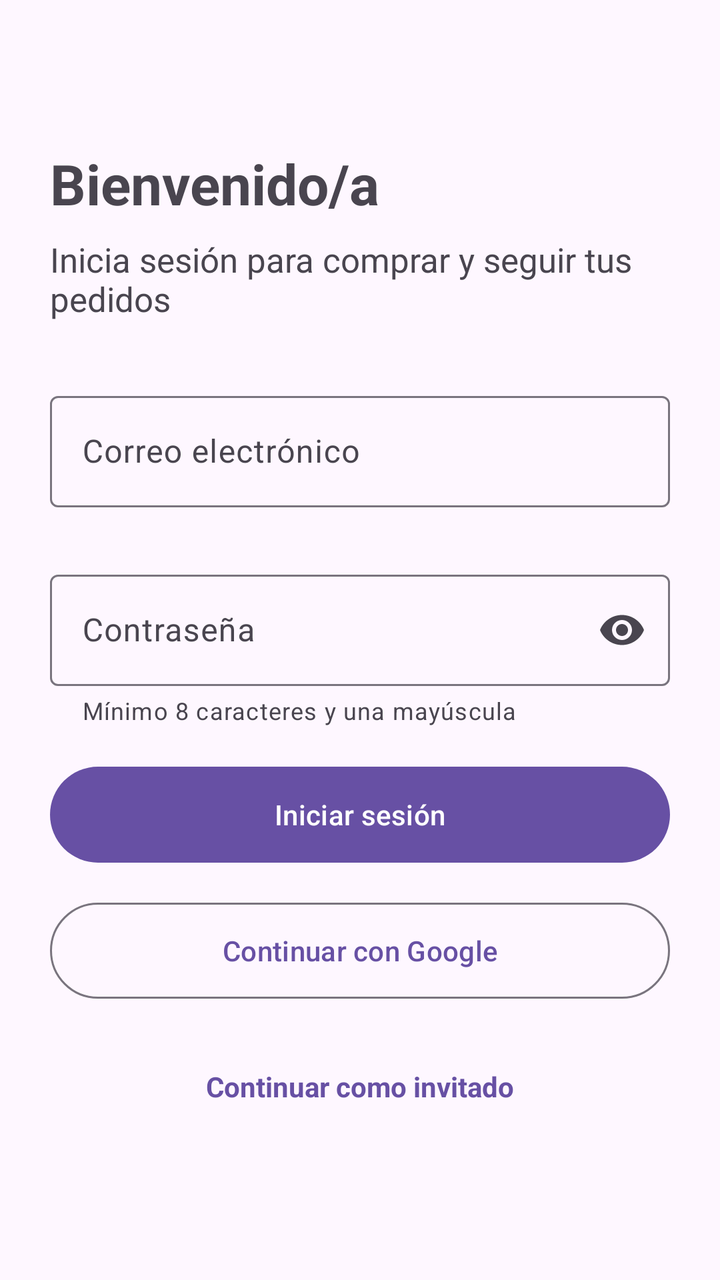
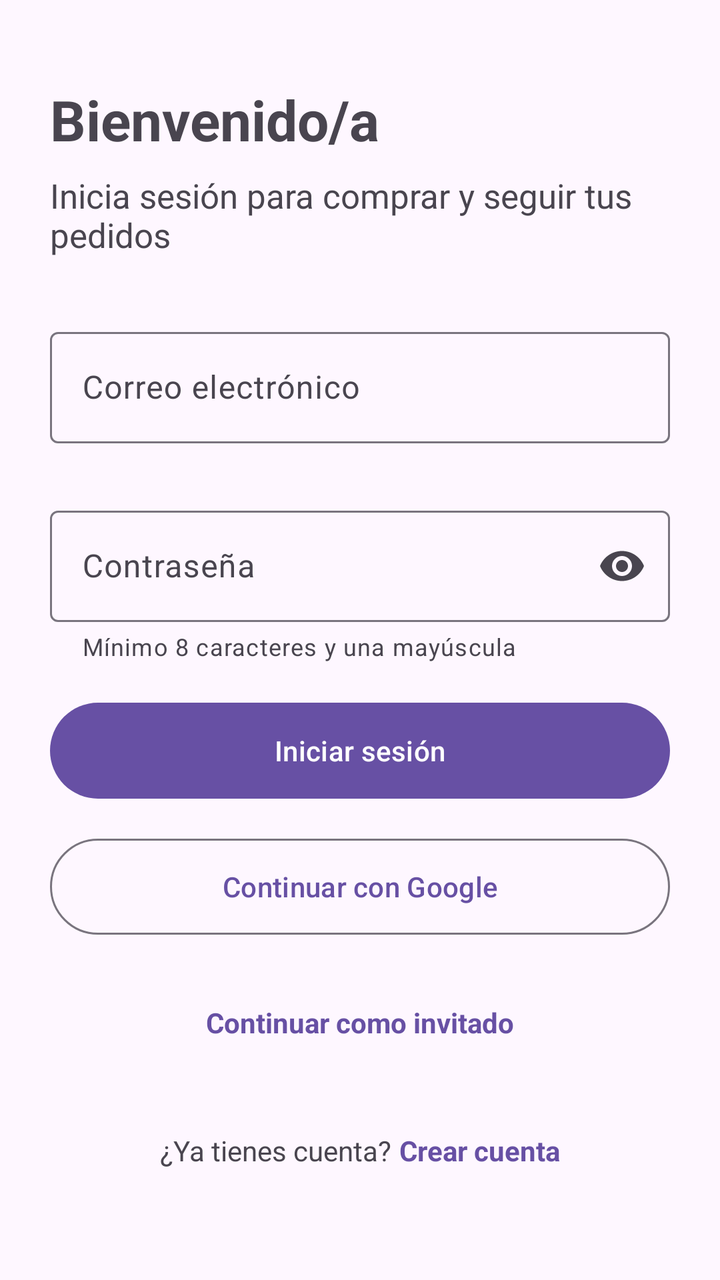

Screens rendered from an Android XML layout before and after an edit, with the pre-edit source and the edit as a unified diff.
<!-- AndroidManifest.xml: application theme Theme.AppTienda -->
<!-- res/layout/login_screen.xml -->
<?xml version="1.0" encoding="utf-8"?>
<androidx.constraintlayout.widget.ConstraintLayout xmlns:android="http://schemas.android.com/apk/res/android"
    xmlns:app="http://schemas.android.com/apk/res-auto"
    xmlns:tools="http://schemas.android.com/tools"
    android:id="@+id/main"
    android:layout_width="match_parent"
    android:layout_height="match_parent"
    tools:context=".MainActivity">

    <LinearLayout
        android:layout_width="0dp"
        android:layout_height="wrap_content"
        android:orientation="vertical"
        android:padding="25dp"
        app:layout_constraintBottom_toBottomOf="parent"
        app:layout_constraintEnd_toEndOf="parent"
        app:layout_constraintStart_toStartOf="parent"
        app:layout_constraintTop_toTopOf="parent">

        <TextView
            android:layout_width="match_parent"
            android:layout_height="wrap_content"
            android:text="@string/login_title"
            android:textSize="28sp"
            android:textStyle="bold" />

        <TextView
            android:layout_width="match_parent"
            android:layout_height="wrap_content"
            android:layout_marginTop="8dp"
            android:text="@string/login_subtitle"
            android:textSize="17sp"/>

        
        <com.google.android.material.textfield.TextInputLayout
            style="@style/Widget.Material3.TextInputLayout.OutlinedBox"
            android:layout_width="match_parent"
            android:layout_height="wrap_content"
            android:layout_marginTop="32dp"
            android:hint="@string/login_email"
            app:errorEnabled="true">

            <com.google.android.material.textfield.TextInputEditText
                android:id="@+id/etEmail"
                android:layout_width="match_parent"
                android:layout_height="wrap_content"
                android:autofillHints="emailAddress"
                android:inputType="textEmailAddress"
                android:maxLines="1"/>
        </com.google.android.material.textfield.TextInputLayout>

        <com.google.android.material.textfield.TextInputLayout
            style="@style/Widget.Material3.TextInputLayout.OutlinedBox"
            android:layout_width="match_parent"
            android:layout_height="wrap_content"
            android:layout_marginTop="8dp"
            android:hint="@string/login_password"
            app:endIconMode="password_toggle"
            app:errorEnabled="true"
            app:helperText="@string/login_password_helper"
            app:helperTextEnabled="true">

            
            <com.google.android.material.textfield.TextInputEditText
                android:id="@+id/etContraseña"
                android:layout_width="match_parent"
                android:layout_height="wrap_content"
                android:autofillHints="password"
                android:inputType="textPassword"
                android:maxLines="1"/>
        </com.google.android.material.textfield.TextInputLayout>

        
        <com.google.android.material.button.MaterialButton
            android:id="@+id/btnLogin"
            android:layout_width="match_parent"
            android:layout_height="56dp"
            android:layout_marginTop="16dp"
            android:text="@string/login_button"/>

        
        <com.google.android.material.button.MaterialButton
            android:id="@+id/btnGoogle"
            style="@style/Widget.Material3.Button.OutlinedButton"
            android:layout_width="match_parent"
            android:layout_height="56dp"
            android:layout_marginTop="12dp"
            android:text="@string/login_google"/>

        
        <TextView
            android:id="@+id/tvGuest"
            android:layout_width="match_parent"
            android:layout_height="wrap_content"
            android:layout_marginTop="16dp"
            android:gravity="center"
            android:minHeight="48dp"
            android:text="@string/login_guest"
            android:textColor="@color/purple"
            android:textStyle="bold" />
    </LinearLayout>

</androidx.constraintlayout.widget.ConstraintLayout>
<!-- resources referenced by this layout -->
<resources>
  <color name="purple">#6750A4</color>
  <string name="login_button">Iniciar sesión</string>
  <string name="login_email">Correo electrónico</string>
  <string name="login_google">Continuar con Google</string>
  <string name="login_guest">Continuar como invitado</string>
  <string name="login_password">Contraseña</string>
  <string name="login_password_helper">Mínimo 8 caracteres y una mayúscula</string>
  <string name="login_subtitle">Inicia sesión para comprar y seguir tus pedidos</string>
  <string name="login_title">Bienvenido/a</string>
  <style name="Theme.AppTienda" parent="Base.Theme.AppTienda" />
  <style name="Base.Theme.AppTienda" parent="Theme.Material3.DayNight.NoActionBar">
          
          
      </style>
</resources>

<!-- the commit's change to res/layout/login_screen.xml (unified diff, before → after) -->
@@ -98,6 +98,30 @@
             android:text="@string/login_guest"
             android:textColor="@color/purple"
             android:textStyle="bold" />
+
+        <LinearLayout
+        android:layout_width="match_parent"
+        android:layout_height="wrap_content"
+        android:layout_marginTop="16dp"
+        android:gravity="center"
+        android:orientation="horizontal">
+
+            <TextView
+                android:layout_width="wrap_content"
+                android:layout_height="wrap_content"
+                android:text="@string/register_have_account"/>
+
+            <TextView
+                android:id="@+id/tvIrALogin"
+                android:layout_width="wrap_content"
+                android:layout_height="wrap_content"
+                android:layout_marginStart="4dp"
+                android:minHeight="48dp"
+                android:gravity="center_vertical"
+                android:text="@string/back_register"
+                android:textColor="@color/purple"
+                android:textStyle="bold"/>
+    </LinearLayout>
     </LinearLayout>
 
 </androidx.constraintlayout.widget.ConstraintLayout>
<!-- resource entries referenced after the edit -->
@@ -1,6 +1,7 @@
 <!-- resources referenced by this layout -->
 <resources>
   <color name="purple">#6750A4</color>
+  <string name="back_register">Crear cuenta</string>
   <string name="login_button">Iniciar sesión</string>
   <string name="login_email">Correo electrónico</string>
   <string name="login_google">Continuar con Google</string>
@@ -9,6 +10,7 @@
   <string name="login_password_helper">Mínimo 8 caracteres y una mayúscula</string>
   <string name="login_subtitle">Inicia sesión para comprar y seguir tus pedidos</string>
   <string name="login_title">Bienvenido/a</string>
+  <string name="register_have_account">¿Ya tienes cuenta?</string>
   <style name="Theme.AppTienda" parent="Base.Theme.AppTienda" />
   <style name="Base.Theme.AppTienda" parent="Theme.Material3.DayNight.NoActionBar">
           
